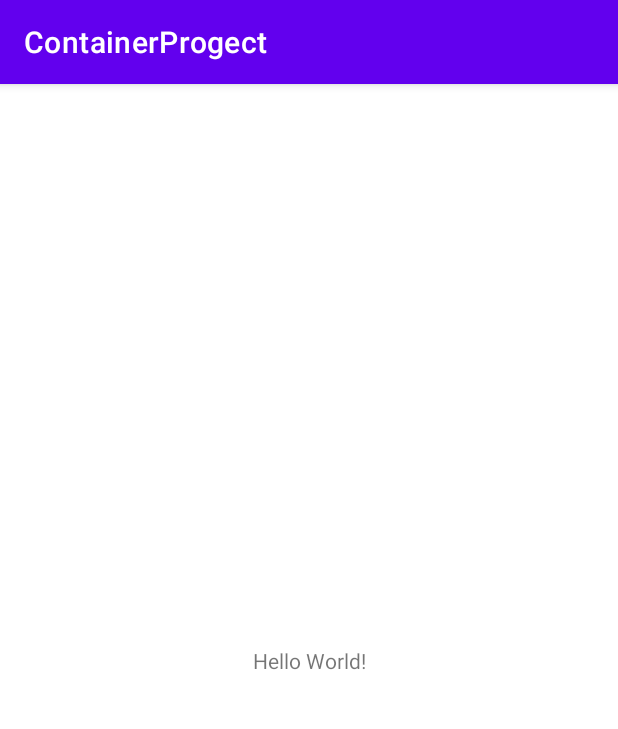
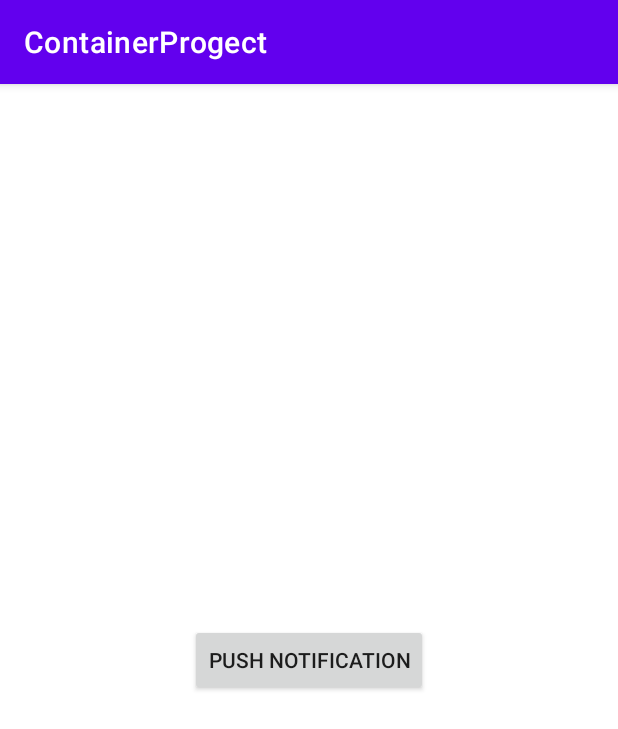
Before and after one commit to VladimirTsihukov/ContainerProgect, an Android app: the screen it shows after launch (MainActivity), on a phone screen of 412 x 824 dp. Shown: the top 729 px of the screen. Run offline under Robolectric (Android 15) with nearby library versions, the phone set to English and light mode, and no system bars.

Commit message:
Create notification

```diff
--- a/app/build.gradle
+++ b/app/build.gradle
@@ -1,6 +1,7 @@
 plugins {
     id 'com.android.application'
     id 'kotlin-android'
+    id 'kotlin-android-extensions'
 }
 
 android {
--- a/app/src/main/java/com/androidapp/containerprogect/MainActivity.kt
+++ b/app/src/main/java/com/androidapp/containerprogect/MainActivity.kt
@@ -1,11 +1,54 @@
 package com.androidapp.containerprogect
 
+import android.app.NotificationChannel
+import android.app.NotificationManager
+import android.os.Build
+import android.os.Bundle
 import androidx.appcompat.app.AppCompatActivity
-import android.os.Bundle
+import androidx.core.app.NotificationCompat
+import androidx.core.app.NotificationManagerCompat.from
+import kotlinx.android.synthetic.main.activity_main.*
 
 class MainActivity : AppCompatActivity() {
+
     override fun onCreate(savedInstanceState: Bundle?) {
         super.onCreate(savedInstanceState)
         setContentView(R.layout.activity_main)
+
+        createNotificationChannel()
+
+        btn_notification.setOnClickListener {
+            val builder = NotificationCompat.Builder(this, CHANNEL_ID)
+                .setSmallIcon(R.drawable.ic_message)
+                .setContentTitle("Title")
+                .setContentText("Message")
+                .setPriority(NotificationCompat.PRIORITY_DEFAULT)
+
+            with(from(this)) {
+                notify(42, builder.build())
+            }
+        }
+    }
+
+    private fun createNotificationChannel() {
+        if (Build.VERSION.SDK_INT >= Build.VERSION_CODES.O) {
+            //Create the NotificationChanel, but only on API 26+ because
+            //the NotificationChannel class is new and not the support library
+            val name = "Name"
+            val descriptionText = "Description"
+            val importance = NotificationManager.IMPORTANCE_DEFAULT
+            val channel = NotificationChannel(CHANNEL_ID, name, importance).apply {
+                description = descriptionText
+            }
+
+            //Register the chanel with the system
+            val notificationManager: NotificationManager =
+                getSystemService(NOTIFICATION_SERVICE) as NotificationManager
+            notificationManager.createNotificationChannel(channel)
+        }
+    }
+
+    companion object {
+        private const val CHANNEL_ID = "CHANNEL_ID"
     }
 }
--- /dev/null
+++ b/app/src/main/res/drawable-v24/ic_message.xml
@@ -0,0 +1,22 @@
+<?xml version="1.0" encoding="utf-8"?>
+<!--
+  Copyright 2019 Google Inc. All Rights Reserved.
+  Licensed under the Apache License, Version 2.0 (the "License");
+  you may not use this file except in compliance with the License.
+  You may obtain a copy of the License at
+  http://www.apache.org/licenses/LICENSE-2.0
+  Unless required by applicable law or agreed to in writing, software
+  distributed under the License is distributed on an "AS IS" BASIS,
+  WITHOUT WARRANTIES OR CONDITIONS OF ANY KIND, either express or implied.
+  See the License for the specific language governing permissions and
+  limitations under the License.
+-->
+<vector xmlns:android="http://schemas.android.com/apk/res/android"
+        android:width="24dp"
+        android:height="24dp"
+        android:viewportWidth="24.0"
+        android:viewportHeight="24.0">
+    <path
+        android:fillColor="#FF000000"
+        android:pathData="M20,2L4,2c-1.1,0 -1.99,0.9 -1.99,2L2,22l4,-4h14c1.1,0 2,-0.9 2,-2L22,4c0,-1.1 -0.9,-2 -2,-2zM18,14L6,14v-2h12v2zM18,11L6,11L6,9h12v2zM18,8L6,8L6,6h12v2z"/>
+</vector>
--- a/app/src/main/res/layout/activity_main.xml
+++ b/app/src/main/res/layout/activity_main.xml
@@ -6,13 +6,14 @@
     android:layout_height="match_parent"
     tools:context=".MainActivity">
 
-    <TextView
+    <androidx.appcompat.widget.AppCompatButton
+        android:id="@+id/btn_notification"
+        android:text="Push notification"
         android:layout_width="wrap_content"
         android:layout_height="wrap_content"
-        android:text="Hello World!"
         app:layout_constraintBottom_toBottomOf="parent"
-        app:layout_constraintLeft_toLeftOf="parent"
-        app:layout_constraintRight_toRightOf="parent"
+        app:layout_constraintEnd_toEndOf="parent"
+        app:layout_constraintStart_toStartOf="parent"
         app:layout_constraintTop_toTopOf="parent" />
 
 </androidx.constraintlayout.widget.ConstraintLayout>
```
Also changed, not shown: app/src/main/res/drawable-v24/ic_voice_call.xml (added, +22 -0 lines), app/src/main/res/drawable-v24/cat.jpg (added).
